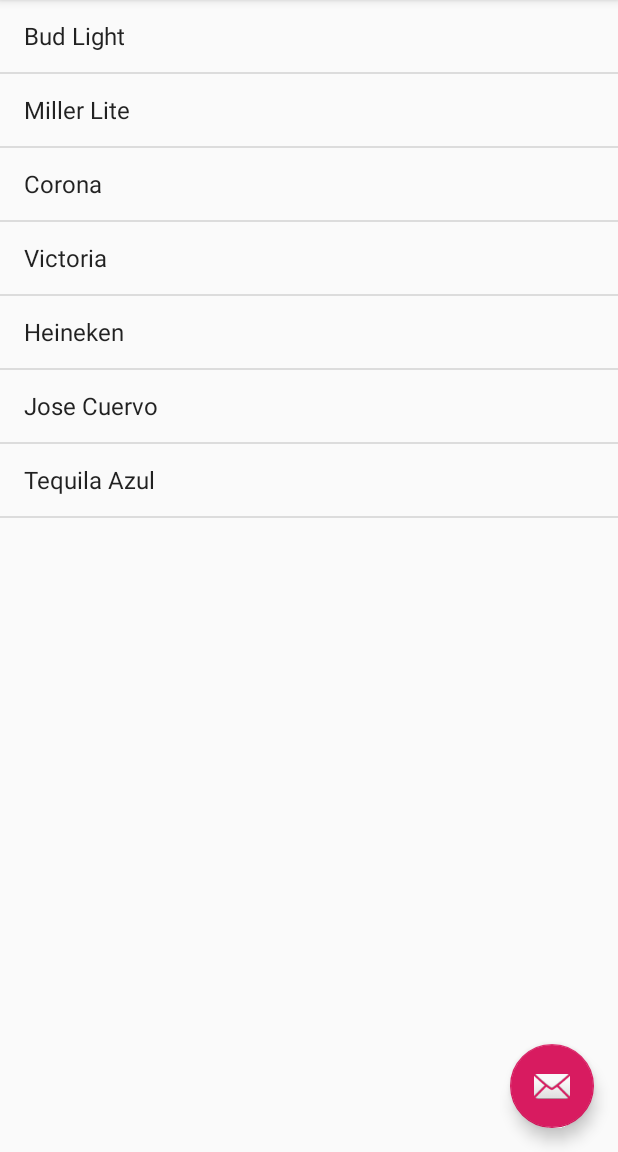
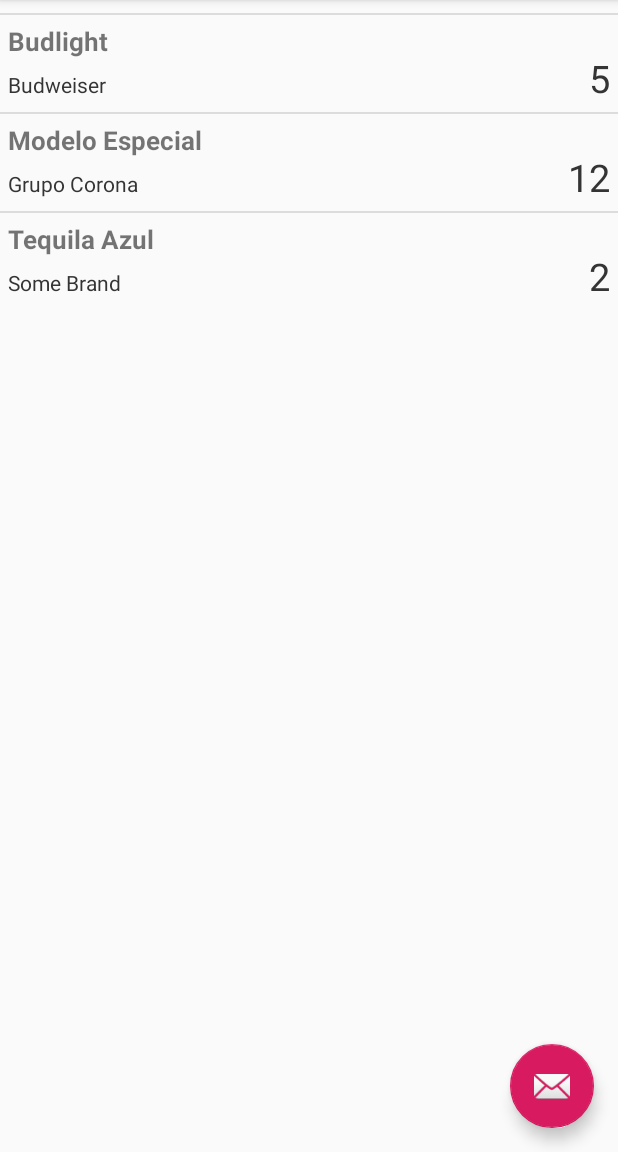
Before and after one commit to umanga-shrestha/BeerInventoryAppupdate, an Android app: the screen it shows after launch (MainActivity), on a phone screen of 412 x 824 dp, the part 84-1236 px from its top. Run offline under Robolectric (Android 15) with nearby library versions, the phone set to English and light mode, and no system bars.

Commit message:
Added List view with custom adapter

```diff
--- /dev/null
+++ b/app/src/main/java/com/example/beerinventory/CustomListAdapter.java
@@ -0,0 +1,52 @@
+package com.example.beerinventory;
+import android.content.Context;
+import android.view.LayoutInflater;
+import android.view.View;
+import android.view.ViewGroup;
+import android.widget.BaseAdapter;
+import android.widget.TextView;
+
+import java.util.ArrayList;
+
+public class CustomListAdapter extends BaseAdapter {
+    private ArrayList<ListItem> listData;
+    private LayoutInflater layoutInflater;
+    public CustomListAdapter(Context aContext, ArrayList<ListItem> listData) {
+        this.listData = listData;
+        layoutInflater = LayoutInflater.from(aContext);
+    }
+    @Override
+    public int getCount() {
+        return listData.size();
+    }
+    @Override
+    public Object getItem(int position) {
+        return listData.get(position);
+    }
+    @Override
+    public long getItemId(int position) {
+        return position;
+    }
+    public View getView(int position, View v, ViewGroup vg) {
+        ViewHolder holder;
+        if (v == null) {
+            v = layoutInflater.inflate(R.layout.list_row, null);
+            holder = new ViewHolder();
+            holder.uName = (TextView) v.findViewById(R.id.name);
+            holder.uDesignation = (TextView) v.findViewById(R.id.designation);
+            holder.uLocation = (TextView) v.findViewById(R.id.location);
+            v.setTag(holder);
+        } else {
+            holder = (ViewHolder) v.getTag();
+        }
+        holder.uName.setText(listData.get(position).getName());
+        holder.uDesignation.setText(listData.get(position).getDesignation());
+        holder.uLocation.setText(listData.get(position).getLocation());
+        return v;
+    }
+    static class ViewHolder {
+        TextView uName;
+        TextView uDesignation;
+        TextView uLocation;
+    }
+}
--- /dev/null
+++ b/app/src/main/java/com/example/beerinventory/ListItem.java
@@ -0,0 +1,25 @@
+package com.example.beerinventory;
+
+public class ListItem {
+    private String name;
+    private String designation;
+    private String location;
+    public String getName() {
+        return name;
+    }
+    public void setName(String name) {
+        this.name = name;
+    }
+    public String getDesignation() {
+        return designation;
+    }
+    public void setDesignation(String designation) {
+        this.designation = designation;
+    }
+    public String getLocation() {
+        return location;
+    }
+    public void setLocation(String location) {
+        this.location = location;
+    }
+}
--- a/app/src/main/java/com/example/beerinventory/MainActivity.java
+++ b/app/src/main/java/com/example/beerinventory/MainActivity.java
@@ -28,6 +28,7 @@ import android.widget.ListView;
 import android.widget.TextView;
 import android.widget.Toast;
 import java.io.File;
+import java.util.ArrayList;
 
 
 /* this is a comment */
@@ -57,6 +58,19 @@ public  class MainActivity extends AppCompatActivity
         super.onCreate(savedInstanceState);
         setContentView(R.layout.activity_main);
 
+
+        ArrayList userList = getListData();
+        final ListView lv = (ListView) findViewById(R.id.user_list);
+        lv.setAdapter(new CustomListAdapter(this, userList));
+        lv.setOnItemClickListener(new AdapterView.OnItemClickListener() {
+            @Override
+            public void onItemClick(AdapterView<?> a, View v, int position, long id) {
+                ListItem user = (ListItem) lv.getItemAtPosition(position);
+                Toast.makeText(MainActivity.this, "Selected :" + " " + user.getName()+", "+ user.getLocation(), Toast.LENGTH_SHORT).show();
+            }
+        });
+
+        /*
         // List View
         ListView listView = findViewById(R.id.listViewID);
         ArrayAdapter<String> adapter = new ArrayAdapter<String>(this,android.R.layout.simple_list_item_1, dataArray);
@@ -67,7 +81,7 @@ public  class MainActivity extends AppCompatActivity
             public void onItemClick(AdapterView<?> parent, View view, int position, long id) {
                 Log.i("Awesome", dataArray[position]);
             }
-        });
+        }); */
 
 
         Toolbar toolbar = findViewById(R.id.toolbar);
@@ -81,6 +95,30 @@ public  class MainActivity extends AppCompatActivity
         navigationView.setNavigationItemSelectedListener(this);
     }
 
+
+    private ArrayList getListData() {
+        ArrayList<ListItem> results = new ArrayList<>();
+        ListItem user1 = new ListItem();
+        user1.setName("Tequila Azul");
+        user1.setDesignation("Some Brand");
+        user1.setLocation("2");
+        results.add(user1);
+        ListItem user2 = new ListItem();
+        user2.setName("Budlight");
+        user2.setDesignation("Budweiser");
+        user2.setLocation("5");
+        results.add(user2);
+        ListItem user3 = new ListItem();
+        user3.setName("Modelo Especial");
+        user3.setDesignation("Grupo Corona");
+        user3.setLocation("12");
+        results.add(user3);
+        user1.setName("Tequila Azul");
+        user1.setDesignation("Some Brand");
+        user1.setLocation("2");
+        results.add(user1);
+        return results;
+    }
 
 
 
@@ -168,10 +206,6 @@ public  class MainActivity extends AppCompatActivity
 
         } else if (id == R.id.nav_tools) {
 
-        } else if (id == R.id.nav_share) {
-
-        } else if (id == R.id.nav_send) {
-
         }
 
         DrawerLayout drawer = findViewById(R.id.drawer_layout);
--- a/app/src/main/res/layout/content_main.xml
+++ b/app/src/main/res/layout/content_main.xml
@@ -1,23 +1,11 @@
 <?xml version="1.0" encoding="utf-8"?>
-<androidx.constraintlayout.widget.ConstraintLayout xmlns:android="http://schemas.android.com/apk/res/android"
-    xmlns:app="http://schemas.android.com/apk/res-auto"
-    xmlns:tools="http://schemas.android.com/tools"
-    android:layout_width="match_parent"
-    android:layout_height="match_parent"
-    app:layout_behavior="@string/appbar_scrolling_view_behavior"
-    tools:context=".MainActivity"
-    tools:showIn="@layout/app_bar_main">
-
-
+<LinearLayout xmlns:android="http://schemas.android.com/apk/res/android"
+    android:layout_width="fill_parent"
+    android:layout_height="fill_parent"
+    android:orientation="vertical" >
     <ListView
-        android:id="@+id/listViewID"
-        android:layout_width="match_parent"
-        android:layout_height="match_parent"
-        tools:layout_editor_absoluteX="90dp"
-        tools:layout_editor_absoluteY="210dp"
-        app:layout_constraintLeft_toLeftOf="parent"
-        app:layout_constraintRight_toRightOf="parent"
-        app:layout_constraintTop_toTopOf="parent" />
-
-
-</androidx.constraintlayout.widget.ConstraintLayout>
+        android:id="@+id/user_list"
+        android:layout_width="fill_parent"
+        android:layout_height="wrap_content"
+        android:dividerHeight="1dp" />
+</LinearLayout>
--- /dev/null
+++ b/app/src/main/res/layout/list_row.xml
@@ -0,0 +1,30 @@
+<?xml version="1.0" encoding="utf-8"?>
+<RelativeLayout xmlns:android="http://schemas.android.com/apk/res/android"
+    android:layout_width="fill_parent"
+    android:layout_height="wrap_content"
+    android:orientation="horizontal"
+    android:padding="5dip" >
+    <TextView
+        android:id="@+id/name"
+        android:layout_width="wrap_content"
+        android:layout_height="wrap_content"
+        android:textStyle="bold"
+        android:textSize="17dp" />
+    <TextView
+        android:id="@+id/designation"
+        android:layout_width="wrap_content"
+        android:layout_height="wrap_content"
+        android:layout_below="@id/name"
+        android:layout_marginTop="7dp"
+        android:textColor="#343434"
+        android:textSize="14dp" />
+    <TextView
+        android:id="@+id/location"
+        android:layout_width="wrap_content"
+        android:layout_height="wrap_content"
+        android:layout_alignBaseline="@+id/designation"
+        android:layout_alignBottom="@+id/designation"
+        android:layout_alignParentRight="true"
+        android:textColor="#343434"
+        android:textSize="25dp" />
+</RelativeLayout>
--- a/app/src/main/res/menu/activity_main_drawer.xml
+++ b/app/src/main/res/menu/activity_main_drawer.xml
@@ -22,17 +22,6 @@
             android:title="@string/menu_tools" />
     </group>
 
-    <item android:title="Communicate">
-        <menu>
-            <item
-                android:id="@+id/nav_share"
-                android:icon="@drawable/ic_menu_share"
-                android:title="@string/menu_share" />
-            <item
-                android:id="@+id/nav_send"
-                android:icon="@drawable/ic_menu_send"
-                android:title="@string/menu_send" />
-        </menu>
-    </item>
+
 
 </menu>
--- a/app/src/main/res/values/strings.xml
+++ b/app/src/main/res/values/strings.xml
@@ -8,7 +8,7 @@
     <string name="action_settings">Settings</string>
 
     <string name="menu_home">Scan</string>
-    <string name="menu_gallery">Inventory</string>
+    <string name="menu_gallery">Add New Drink</string>
     <string name="menu_slideshow">Slideshow</string>
     <string name="menu_tools">Tools</string>
     <string name="menu_share">Share</string>
```
